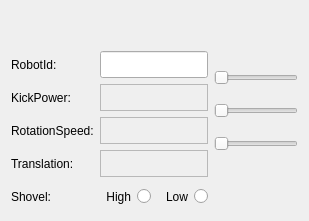
The window that rqt_msl_joystick/ui/rqt_msl_joystick/Joystick.ui (dasys-lab/cnc-msl) describes before a commit, drawn with Qt 5.
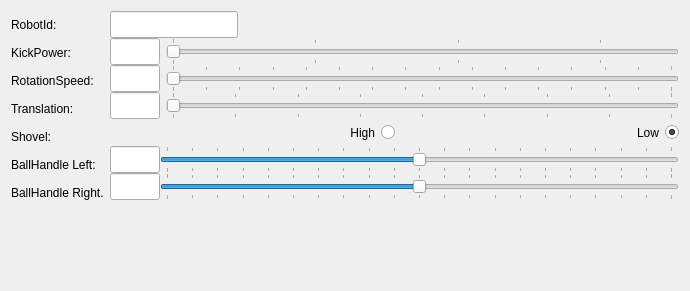
The same window after the commit.

Commit message: next version of joystick still some stuff to fix

```diff
--- a/rqt_msl_joystick/ui/rqt_msl_joystick/Joystick.ui
+++ b/rqt_msl_joystick/ui/rqt_msl_joystick/Joystick.ui
@@ -2,27 +2,31 @@
 <ui version="4.0">
 <class>JoystickWidget</class>
   <widget class="QWidget" name="JoystickWidget">
+  <property name="geometry">
+   <rect>
+    <x>0</x>
+    <y>0</y>
+    <width>690</width>
+    <height>291</height>
+   </rect>
+  </property>
    <layout class="QHBoxLayout">
     <item>
      <layout class="QVBoxLayout" name="verticalLabelLayout">
-      <item>
-       <spacer name="vertLabelSpacer">
-        <property name="orientation">
-         <enum>Qt::Vertical</enum>
-        </property>
-        <property name="sizeHint" stdset="0">
-         <size>
-          <width>20</width>
-          <height>40</height>
-         </size>
-        </property>
-       </spacer>
-      </item>
+     <property name="spacing">
+      <number>0</number>
+     </property>
       <item>
        <widget class="QLabel" name="robotIdLabel">
         <property name="minimumSize">
          <size>
           <width>0</width>
+         <height>28</height>
+        </size>
+       </property>
+       <property name="maximumSize">
+        <size>
+         <width>16777215</width>
           <height>27</height>
          </size>
         </property>
@@ -36,6 +40,12 @@
         <property name="minimumSize">
          <size>
           <width>0</width>
+         <height>28</height>
+        </size>
+       </property>
+       <property name="maximumSize">
+        <size>
+         <width>16777215</width>
           <height>27</height>
          </size>
         </property>
@@ -49,6 +59,12 @@
         <property name="minimumSize">
          <size>
           <width>0</width>
+         <height>28</height>
+        </size>
+       </property>
+       <property name="maximumSize">
+        <size>
+         <width>16777215</width>
           <height>27</height>
          </size>
         </property>
@@ -62,6 +78,12 @@
         <property name="minimumSize">
          <size>
           <width>0</width>
+         <height>28</height>
+        </size>
+       </property>
+       <property name="maximumSize">
+        <size>
+         <width>16777215</width>
           <height>27</height>
          </size>
         </property>
@@ -75,6 +97,12 @@
         <property name="minimumSize">
          <size>
           <width>0</width>
+         <height>28</height>
+        </size>
+       </property>
+       <property name="maximumSize">
+        <size>
+         <width>16777215</width>
           <height>27</height>
          </size>
         </property>
@@ -83,83 +111,256 @@
         </property>
        </widget>
       </item>
+     <item>
+      <widget class="QLabel" name="ballHandleLeftLabel">
+       <property name="minimumSize">
+        <size>
+         <width>0</width>
+         <height>28</height>
+        </size>
+       </property>
+       <property name="maximumSize">
+        <size>
+         <width>16777215</width>
+         <height>28</height>
+        </size>
+       </property>
+       <property name="text">
+        <string>BallHandle Left:</string>
+       </property>
+      </widget>
+     </item>
+     <item>
+      <widget class="QLabel" name="ballHandleRightLabel">
+       <property name="minimumSize">
+        <size>
+         <width>0</width>
+         <height>28</height>
+        </size>
+       </property>
+       <property name="maximumSize">
+        <size>
+         <width>16777215</width>
+         <height>28</height>
+        </size>
+       </property>
+       <property name="text">
+        <string>BallHandle Right.</string>
+       </property>
+      </widget>
+     </item>
+     <item>
+      <spacer name="vertLabelSpacer">
+       <property name="orientation">
+        <enum>Qt::Vertical</enum>
+       </property>
+       <property name="sizeHint" stdset="0">
+        <size>
+         <width>20</width>
+         <height>40</height>
+        </size>
+       </property>
+      </spacer>
+     </item>
      </layout>
     </item>
     <item>
      <layout class="QVBoxLayout" name="verticalValueLayout">
-      <item>
-       <spacer name="vertValueSpacer">
-        <property name="orientation">
-         <enum>Qt::Vertical</enum>
-        </property>
-        <property name="sizeHint" stdset="0">
-         <size>
-          <width>20</width>
-          <height>40</height>
-         </size>
-        </property>
-       </spacer>
-      </item>
+     <property name="spacing">
+      <number>0</number>
+     </property>
       <item>
        <widget class="QLineEdit" name="robotIdEdit">
         <property name="minimumSize">
          <size>
-          <width>0</width>
+         <width>128</width>
           <height>27</height>
          </size>
         </property>
+       <property name="maximumSize">
+        <size>
+         <width>128</width>
+         <height>27</height>
+        </size>
+       </property>
+       <property name="contextMenuPolicy">
+        <enum>Qt::DefaultContextMenu</enum>
+       </property>
+       <property name="toolTip">
+        <string>Enter the ID of the robot, you want to control remotely.</string>
+       </property>
         <property name="inputMask">
          <string/>
         </property>
        </widget>
       </item>
       <item>
-       <widget class="QLabel" name="kickPowerValue">
+      <layout class="QHBoxLayout" name="horizontalKickPowerLayout">
+       <property name="spacing">
+        <number>6</number>
+       </property>
+       <item>
+        <widget class="QLineEdit" name="kickPowerEdit">
         <property name="minimumSize">
          <size>
           <width>0</width>
           <height>27</height>
          </size>
         </property>
-        <property name="frameShape">
-         <enum>QFrame::StyledPanel</enum>
-        </property>
-        <property name="text">
-         <string/>
+         <property name="maximumSize">
+          <size>
+           <width>50</width>
+           <height>27</height>
+          </size>
+         </property>
+         <property name="toolTip">
+          <string>Enter a KickPower between 101 and 3600.</string>
         </property>
        </widget>
       </item>
       <item>
-       <widget class="QLabel" name="rotationValue">
+        <widget class="QSlider" name="kickPowerSlider">
         <property name="minimumSize">
          <size>
           <width>0</width>
           <height>27</height>
          </size>
         </property>
-        <property name="frameShape">
-         <enum>QFrame::StyledPanel</enum>
-        </property>
-        <property name="text">
-         <string/>
-        </property>
-       </widget>
-      </item>
+         <property name="maximumSize">
+          <size>
+           <width>16777215</width>
+           <height>27</height>
+          </size>
+         </property>
+         <property name="minimum">
+          <number>101</number>
+         </property>
+         <property name="maximum">
+          <number>3600</number>
+         </property>
+         <property name="orientation">
+          <enum>Qt::Horizontal</enum>
+         </property>
+         <property name="tickPosition">
+          <enum>QSlider::TicksBothSides</enum>
+         </property>
+         <property name="tickInterval">
+          <number>1000</number>
+         </property>
+        </widget>
+       </item>
+      </layout>
+     </item>
       <item>
-       <widget class="QLabel" name="translationValue">
+      <layout class="QHBoxLayout" name="horizontalRotationLayout">
+       <property name="spacing">
+        <number>6</number>
+       </property>
+       <item>
+        <widget class="QLineEdit" name="rotationEdit">
         <property name="minimumSize">
          <size>
           <width>0</width>
           <height>27</height>
          </size>
         </property>
-        <property name="frameShape">
-         <enum>QFrame::StyledPanel</enum>
-        </property>
-        <property name="text">
-         <string/>
-        </property>
-       </widget>
+         <property name="maximumSize">
+          <size>
+           <width>50</width>
+           <height>27</height>
+          </size>
+         </property>
+         <property name="toolTip">
+          <string>Enter a rotation speed [rad/second] between 0 and 15.</string>
+         </property>
+        </widget>
+       </item>
+       <item>
+        <widget class="QSlider" name="rotationSpeedSlider">
+         <property name="minimumSize">
+          <size>
+           <width>0</width>
+           <height>27</height>
+          </size>
+         </property>
+         <property name="maximumSize">
+          <size>
+           <width>16777215</width>
+           <height>27</height>
+          </size>
+         </property>
+         <property name="maximum">
+          <number>15</number>
+         </property>
+         <property name="orientation">
+          <enum>Qt::Horizontal</enum>
+         </property>
+         <property name="tickPosition">
+          <enum>QSlider::TicksBothSides</enum>
+         </property>
+         <property name="tickInterval">
+          <number>1</number>
+         </property>
+        </widget>
+       </item>
+      </layout>
+     </item>
+     <item>
+      <layout class="QHBoxLayout" name="horizontalTranslationLayout">
+       <property name="spacing">
+        <number>6</number>
+       </property>
+       <property name="sizeConstraint">
+        <enum>QLayout::SetDefaultConstraint</enum>
+       </property>
+       <item>
+        <widget class="QLineEdit" name="translationEdit">
+         <property name="minimumSize">
+          <size>
+           <width>0</width>
+           <height>27</height>
+          </size>
+         </property>
+         <property name="maximumSize">
+          <size>
+           <width>50</width>
+           <height>27</height>
+          </size>
+         </property>
+         <property name="toolTip">
+          <string>Enter the robots driving speed [mm/sec] between 0 and 4000.</string>
+         </property>
+        </widget>
+       </item>
+       <item>
+        <widget class="QSlider" name="translationSlider">
+         <property name="minimumSize">
+          <size>
+           <width>0</width>
+           <height>27</height>
+          </size>
+         </property>
+         <property name="maximumSize">
+          <size>
+           <width>16777215</width>
+           <height>27</height>
+          </size>
+         </property>
+         <property name="maximum">
+          <number>4000</number>
+         </property>
+         <property name="orientation">
+          <enum>Qt::Horizontal</enum>
+         </property>
+         <property name="tickPosition">
+          <enum>QSlider::TicksBothSides</enum>
+         </property>
+         <property name="tickInterval">
+          <number>500</number>
+         </property>
+        </widget>
+       </item>
+      </layout>
       </item>
       <item>
        <layout class="QHBoxLayout" name="horizontalShovelLayout">
@@ -193,16 +394,105 @@
           <property name="text">
            <string>Low</string>
           </property>
+         <property name="checked">
+          <bool>true</bool>
+         </property>
          </widget>
         </item>
        </layout>
       </item>
+     <item>
+      <layout class="QHBoxLayout" name="horizontalLayout">
+       <item>
+        <widget class="QLineEdit" name="ballHandleLeftEdit">
+         <property name="minimumSize">
+          <size>
+           <width>0</width>
+           <height>27</height>
+          </size>
+         </property>
+         <property name="maximumSize">
+          <size>
+           <width>50</width>
+           <height>27</height>
+          </size>
+         </property>
+        </widget>
+       </item>
+       <item>
+        <widget class="QSlider" name="ballHandleLeftSlider">
+         <property name="maximumSize">
+          <size>
+           <width>16777215</width>
+           <height>27</height>
+          </size>
+         </property>
+         <property name="minimum">
+          <number>-100</number>
+         </property>
+         <property name="maximum">
+          <number>100</number>
+         </property>
+         <property name="orientation">
+          <enum>Qt::Horizontal</enum>
+         </property>
+         <property name="tickPosition">
+          <enum>QSlider::TicksBothSides</enum>
+         </property>
+         <property name="tickInterval">
+          <number>10</number>
+         </property>
+        </widget>
+       </item>
      </layout>
     </item>
     <item>
-     <layout class="QVBoxLayout" name="verticalControlLayout">
+      <layout class="QHBoxLayout" name="horizontalLayout_2">
       <item>
-       <spacer name="vertControlSpacer">
+        <widget class="QLineEdit" name="ballHandleRightEdit">
+         <property name="minimumSize">
+          <size>
+           <width>50</width>
+           <height>27</height>
+          </size>
+         </property>
+         <property name="maximumSize">
+          <size>
+           <width>50</width>
+           <height>27</height>
+          </size>
+         </property>
+        </widget>
+       </item>
+       <item>
+        <widget class="QSlider" name="ballHandleRightSlider">
+         <property name="maximumSize">
+          <size>
+           <width>16777215</width>
+           <height>27</height>
+          </size>
+         </property>
+         <property name="minimum">
+          <number>-100</number>
+         </property>
+         <property name="maximum">
+          <number>100</number>
+         </property>
+         <property name="orientation">
+          <enum>Qt::Horizontal</enum>
+         </property>
+         <property name="tickPosition">
+          <enum>QSlider::TicksBothSides</enum>
+         </property>
+         <property name="tickInterval">
+          <number>10</number>
+         </property>
+        </widget>
+       </item>
+      </layout>
+     </item>
+     <item>
+      <spacer name="verticalSpacer">
         <property name="orientation">
          <enum>Qt::Vertical</enum>
         </property>
@@ -214,58 +504,6 @@
         </property>
        </spacer>
       </item>
-      <item>
-       <widget class="QSlider" name="kickPowerSlider">
-        <property name="minimumSize">
-         <size>
-          <width>0</width>
-          <height>27</height>
-         </size>
-        </property>
-        <property name="orientation">
-         <enum>Qt::Horizontal</enum>
-        </property>
-       </widget>
-      </item>
-      <item>
-       <widget class="QSlider" name="rotationSpeedSlider">
-        <property name="minimumSize">
-         <size>
-          <width>0</width>
-          <height>27</height>
-         </size>
-        </property>
-        <property name="orientation">
-         <enum>Qt::Horizontal</enum>
-        </property>
-       </widget>
-      </item>
-      <item>
-       <widget class="QSlider" name="translationSlider">
-        <property name="minimumSize">
-         <size>
-          <width>0</width>
-          <height>27</height>
-         </size>
-        </property>
-        <property name="orientation">
-         <enum>Qt::Horizontal</enum>
-        </property>
-       </widget>
-      </item>
-      <item>
-       <spacer name="vertShovelSpacer">
-        <property name="orientation">
-         <enum>Qt::Vertical</enum>
-        </property>
-        <property name="sizeHint" stdset="0">
-         <size>
-          <width>20</width>
-          <height>27</height>
-         </size>
-        </property>
-       </spacer>
-      </item>
      </layout>
     </item>
    </layout>
```
Left out of the diff: 5 changed lines with no effect on the pictures. Lines whose indentation alone changed are shown as unchanged. The commit also changes 2 other files.
